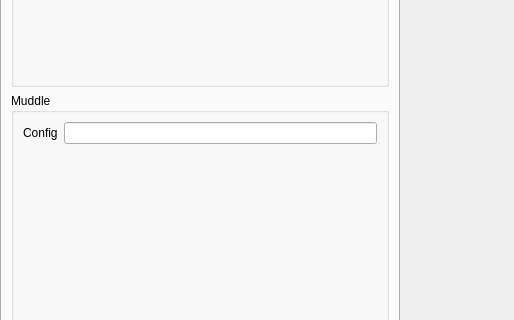
Old version of the form muddle.ui in the repository NaoPross/Muddle; both pictures show x 0 to 514 and y 222 to 542 of the 600 by 750 pixel window.
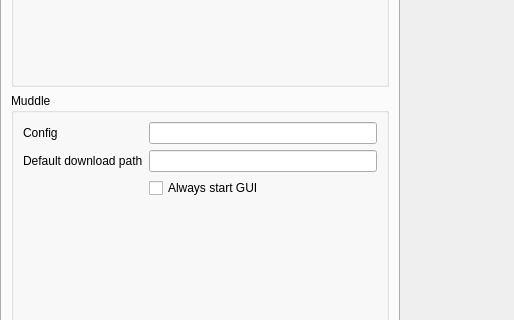
New version of the form. The open tabs and pages were chosen to show the change.

Commit message: Implement download path selection

Diff of the .ui file:
```diff
--- a/muddle.ui
+++ b/muddle.ui
@@ -103,7 +103,7 @@
      </item>
     </layout>
    </widget>
-   <widget class="QTreeWidget" name="localTab">
+   <widget class="QTreeView" name="localTab">
     <attribute name="title">
      <string>Local</string>
     </attribute>
@@ -195,6 +195,23 @@
           </property>
          </widget>
         </item>
+        <item row="1" column="0">
+         <widget class="QLabel" name="defaultDownloadPathLabel">
+          <property name="text">
+           <string>Default download path</string>
+          </property>
+         </widget>
+        </item>
+        <item row="2" column="1">
+         <widget class="QCheckBox" name="checkBox">
+          <property name="text">
+           <string>Always start GUI</string>
+          </property>
+         </widget>
+        </item>
+        <item row="1" column="1">
+         <widget class="QLineEdit" name="defaltDownloadPathEdit"/>
+        </item>
        </layout>
       </widget>
      </item>
```
Left out of the diff: 14 changed lines with no effect on the pictures. The commit also changes 1 other file.
